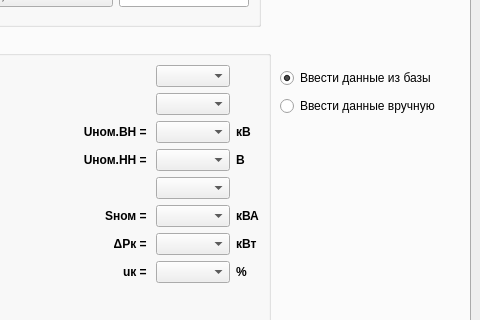
Old version of the form ui/ui_mainwindow.ui in the repository DoctorChe/ElectroCalculator; both pictures show x 251 to 731 and y 108 to 428 of the 731 by 804 pixel window.
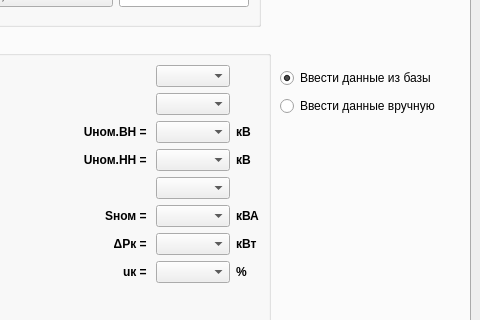
New version of the form. The open tabs and pages were chosen to show the change.

The edit to the form file:
```diff
--- a/ui/ui_mainwindow.ui
+++ b/ui/ui_mainwindow.ui
@@ -351,7 +351,7 @@
               </font>
              </property>
              <property name="text">
-              <string>В</string>
+              <string>кВ</string>
              </property>
             </widget>
            </item>
```
Left out of the diff: 2 changed lines with no effect on the pictures.
